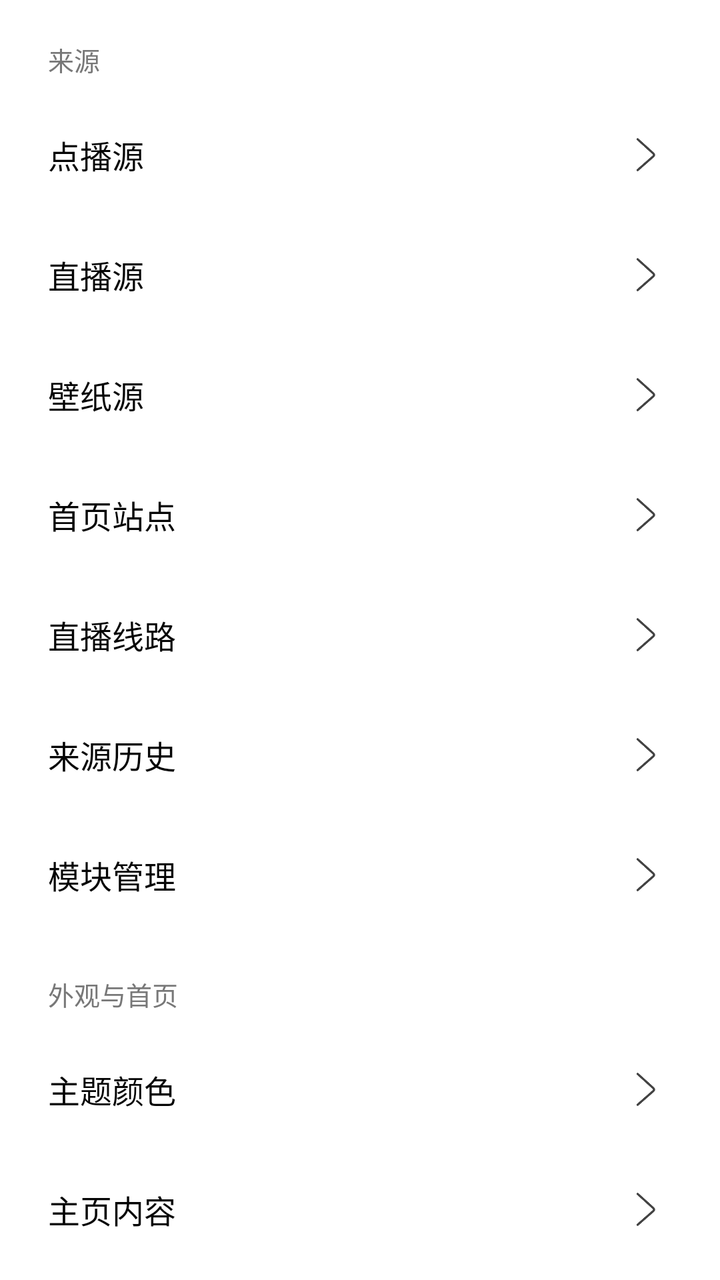
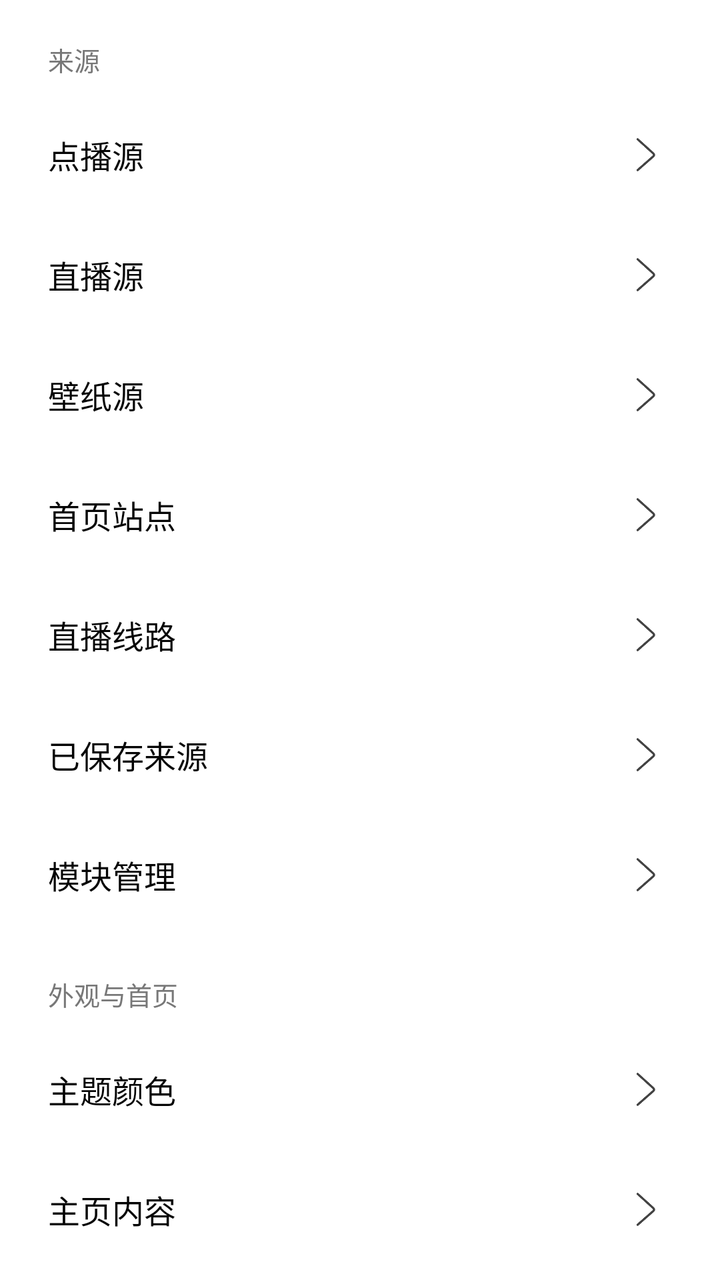

Two renders of the same Android screen: before a commit and after it. Below are the layout's source before the change and the commit's diff.
<!-- AndroidManifest.xml: application theme AppTheme -->
<!-- res/layout/settings_content.xml -->
<?xml version='1.0' encoding='utf-8'?>
<LinearLayout xmlns:android="http://schemas.android.com/apk/res/android" xmlns:app="http://schemas.android.com/apk/res-auto" android:layout_width="match_parent" android:layout_height="wrap_content" android:orientation="vertical">
  <TextView android:layout_width="match_parent" android:layout_height="wrap_content" android:text="来源" android:textColor="@color/text_sub_foreground" android:textSize="13sp" android:paddingHorizontal="24dp" android:paddingTop="20dp" android:paddingBottom="8dp" />
  <LinearLayout android:id="@+id/llVodApi" android:layout_width="match_parent" android:layout_height="60dp" android:focusable="true" android:gravity="center_vertical" android:orientation="horizontal" android:paddingHorizontal="24dp" android:foreground="?android:selectableItemBackground">
    <TextView android:layout_width="wrap_content" android:layout_height="wrap_content" android:text="点播源" android:textColor="@color/text_foreground" android:textSize="16sp" />
    <Space android:layout_width="12dp" android:layout_height="wrap_content" android:layout_weight="0" />
    <TextView android:id="@+id/tvVodApi" android:layout_width="0dp" android:layout_height="wrap_content" android:maxWidth="180dp" android:ellipsize="end" android:singleLine="true" android:textSize="16sp" android:textColor="@color/text_sub_foreground" android:layout_weight="1" android:gravity="end|center_vertical" android:maxLines="1" android:layout_marginStart="12dp" />
    <ImageView android:layout_width="26dp" android:layout_height="26dp" android:alpha="0.75" android:src="@drawable/icon_pre" app:tint="@color/text_foreground" android:layout_marginStart="8dp" />
  </LinearLayout>
  <LinearLayout android:id="@+id/llLiveApi" android:layout_width="match_parent" android:layout_height="60dp" android:focusable="true" android:gravity="center_vertical" android:orientation="horizontal" android:paddingHorizontal="24dp" android:foreground="?android:selectableItemBackground">
    <TextView android:layout_width="wrap_content" android:layout_height="wrap_content" android:text="直播源" android:textColor="@color/text_foreground" android:textSize="16sp" />
    <Space android:layout_width="12dp" android:layout_height="wrap_content" android:layout_weight="0" />
    <TextView android:id="@+id/tvLiveApi" android:layout_width="0dp" android:layout_height="wrap_content" android:maxWidth="180dp" android:ellipsize="end" android:singleLine="true" android:textSize="16sp" android:textColor="@color/text_sub_foreground" android:layout_weight="1" android:gravity="end|center_vertical" android:maxLines="1" android:layout_marginStart="12dp" />
    <ImageView android:layout_width="26dp" android:layout_height="26dp" android:layout_gravity="center" android:alpha="0.75" android:src="@drawable/icon_pre" app:tint="@color/text_foreground" android:layout_marginStart="8dp" />
  </LinearLayout>
  <LinearLayout android:id="@+id/llWallpaper" android:layout_width="match_parent" android:layout_height="60dp" android:focusable="true" android:gravity="center_vertical" android:orientation="horizontal" android:paddingHorizontal="24dp" android:foreground="?android:selectableItemBackground">
    <TextView android:layout_width="wrap_content" android:layout_height="wrap_content" android:text="壁纸源" android:textColor="@color/text_foreground" android:textSize="16sp" />
    <Space android:layout_width="12dp" android:layout_height="wrap_content" android:layout_weight="0" />
    <TextView android:id="@+id/tvWallpaper" android:layout_width="0dp" android:layout_height="wrap_content" android:maxWidth="180dp" android:ellipsize="end" android:singleLine="true" android:textSize="16sp" android:textColor="@color/text_sub_foreground" android:layout_weight="1" android:gravity="end|center_vertical" android:maxLines="1" android:layout_marginStart="12dp" />
    <ImageView android:layout_width="26dp" android:layout_height="26dp" android:alpha="0.75" android:src="@drawable/icon_pre" app:tint="@color/text_foreground" android:layout_marginStart="8dp" />
  </LinearLayout>
  <LinearLayout android:id="@+id/llVodHome" android:layout_width="match_parent" android:layout_height="60dp" android:focusable="true" android:gravity="center_vertical" android:orientation="horizontal" android:paddingHorizontal="24dp" android:foreground="?android:selectableItemBackground">
    <TextView android:layout_width="wrap_content" android:layout_height="wrap_content" android:text="首页站点" android:textColor="@color/text_foreground" android:textSize="16sp" />
    <TextView  android:layout_width="0dp" android:layout_height="wrap_content" android:layout_weight="1" android:gravity="end" android:textColor="@color/text_sub_foreground" android:textSize="16sp" />
    <ImageView android:layout_width="26dp" android:layout_height="26dp" android:alpha="0.75" android:src="@drawable/icon_pre" app:tint="@color/text_foreground" />
  </LinearLayout>
  <LinearLayout android:id="@+id/llLiveHome" android:layout_width="match_parent" android:layout_height="60dp" android:focusable="true" android:gravity="center_vertical" android:orientation="horizontal" android:paddingHorizontal="24dp" android:foreground="?android:selectableItemBackground">
    <TextView android:layout_width="wrap_content" android:layout_height="wrap_content" android:text="直播线路" android:textColor="@color/text_foreground" android:textSize="16sp" />
    <TextView  android:layout_width="0dp" android:layout_height="wrap_content" android:layout_weight="1" android:gravity="end" android:textColor="@color/text_sub_foreground" android:textSize="16sp" />
    <ImageView android:layout_width="26dp" android:layout_height="26dp" android:alpha="0.75" android:src="@drawable/icon_pre" app:tint="@color/text_foreground" />
  </LinearLayout>
  <LinearLayout android:id="@+id/llSourceHistory" android:layout_width="match_parent" android:layout_height="60dp" android:focusable="true" android:gravity="center_vertical" android:orientation="horizontal" android:paddingHorizontal="24dp" android:foreground="?android:selectableItemBackground">
    <TextView android:layout_width="wrap_content" android:layout_height="wrap_content" android:text="来源历史" android:textColor="@color/text_foreground" android:textSize="16sp" />
    <TextView  android:layout_width="0dp" android:layout_height="wrap_content" android:layout_weight="1" android:gravity="end" android:textColor="@color/text_sub_foreground" android:textSize="16sp" />
    <ImageView android:layout_width="26dp" android:layout_height="26dp" android:alpha="0.75" android:src="@drawable/icon_pre" app:tint="@color/text_foreground" />
  </LinearLayout>
  <LinearLayout android:id="@+id/llModuleManager" android:layout_width="match_parent" android:layout_height="60dp" android:focusable="true" android:gravity="center_vertical" android:orientation="horizontal" android:paddingHorizontal="24dp" android:foreground="?android:selectableItemBackground">
    <TextView android:layout_width="wrap_content" android:layout_height="wrap_content" android:text="模块管理" android:textColor="@color/text_foreground" android:textSize="16sp" />
    <TextView  android:layout_width="0dp" android:layout_height="wrap_content" android:layout_weight="1" android:gravity="end" android:textColor="@color/text_sub_foreground" android:textSize="16sp" />
    <ImageView android:layout_width="26dp" android:layout_height="26dp" android:alpha="0.75" android:src="@drawable/icon_pre" app:tint="@color/text_foreground" />
  </LinearLayout>
  <TextView android:layout_width="match_parent" android:layout_height="wrap_content" android:text="外观与首页" android:textColor="@color/text_sub_foreground" android:textSize="13sp" android:paddingHorizontal="24dp" android:paddingTop="20dp" android:paddingBottom="8dp" />
  <LinearLayout android:id="@+id/llTheme" android:layout_width="match_parent" android:layout_height="60dp" android:focusable="true" android:gravity="center_vertical" android:orientation="horizontal" android:paddingHorizontal="24dp" android:foreground="?android:selectableItemBackground">
    <TextView android:layout_width="wrap_content" android:layout_height="wrap_content" android:text="主题颜色" android:textColor="@color/text_foreground" android:textSize="16sp" />
    <Space android:layout_width="12dp" android:layout_height="wrap_content" android:layout_weight="0" />
    <TextView android:id="@+id/tvTheme" android:layout_width="0dp" android:layout_height="wrap_content" android:textSize="16sp" android:textColor="@color/text_sub_foreground" android:layout_weight="1" android:gravity="end|center_vertical" android:maxLines="1" android:ellipsize="end" android:layout_marginStart="12dp" />
    <ImageView android:layout_width="26dp" android:layout_height="26dp" android:layout_gravity="center" android:alpha="0.75" android:src="@drawable/icon_pre" app:tint="@color/text_foreground" android:layout_marginStart="8dp" />
  </LinearLayout>
  <LinearLayout android:id="@+id/llHomeRec" android:layout_width="match_parent" android:layout_height="60dp" android:focusable="true" android:gravity="center_vertical" android:orientation="horizontal" android:paddingHorizontal="24dp" android:foreground="?android:selectableItemBackground">
    <TextView android:layout_width="wrap_content" android:layout_height="wrap_content" android:text="主页内容" android:textColor="@color/text_foreground" android:textSize="16sp" />
    <Space android:layout_width="12dp" android:layout_height="wrap_content" android:layout_weight="0" />
    <TextView android:id="@+id/tvHomeRec" android:layout_width="0dp" android:layout_height="wrap_content" android:textSize="16sp" android:textColor="@color/text_sub_foreground" android:layout_weight="1" android:gravity="end|center_vertical" android:maxLines="1" android:ellipsize="end" android:layout_marginStart="12dp" />
    <ImageView android:layout_width="26dp" android:layout_height="26dp" android:layout_gravity="center" android:alpha="0.75" android:src="@drawable/icon_pre" app:tint="@color/text_foreground" android:layout_marginStart="8dp" />
  </LinearLayout>
  <LinearLayout android:id="@+id/llImageSize" android:layout_width="match_parent" android:layout_height="60dp" android:focusable="true" android:gravity="center_vertical" android:orientation="horizontal" android:paddingHorizontal="24dp" android:foreground="?android:selectableItemBackground">
    <TextView android:layout_width="wrap_content" android:layout_height="wrap_content" android:text="图片尺寸" android:textColor="@color/text_foreground" android:textSize="16sp" />
    <TextView android:id="@+id/tvImageSize" android:layout_width="0dp" android:layout_height="wrap_content" android:layout_weight="1" android:gravity="end" android:textColor="@color/text_sub_foreground" android:textSize="16sp" />
    <ImageView android:layout_width="26dp" android:layout_height="26dp" android:alpha="0.75" android:src="@drawable/icon_pre" app:tint="@color/text_foreground" />
  </LinearLayout>
  <LinearLayout android:id="@+id/llThemeColor" android:layout_width="match_parent" android:layout_height="60dp" android:focusable="true" android:gravity="center_vertical" android:orientation="horizontal" android:paddingHorizontal="24dp" android:foreground="?android:selectableItemBackground">
    <TextView android:layout_width="wrap_content" android:layout_height="wrap_content" android:text="主题色彩" android:textColor="@color/text_foreground" android:textSize="16sp" />
    <TextView android:id="@+id/tvThemeColor" android:layout_width="0dp" android:layout_height="wrap_content" android:layout_weight="1" android:gravity="end" android:textColor="@color/text_sub_foreground" android:textSize="16sp" />
    <ImageView android:layout_width="26dp" android:layout_height="26dp" android:alpha="0.75" android:src="@drawable/icon_pre" app:tint="@color/text_foreground" />
  </LinearLayout>
  <LinearLayout android:id="@+id/llHotSearch" android:layout_width="match_parent" android:layout_height="60dp" android:focusable="true" android:gravity="center_vertical" android:orientation="horizontal" android:paddingHorizontal="24dp" android:foreground="?android:selectableItemBackground">
    <TextView android:layout_width="wrap_content" android:layout_height="wrap_content" android:text="热门搜索" android:textColor="@color/text_foreground" android:textSize="16sp" />
    <TextView  android:layout_width="0dp" android:layout_height="wrap_content" android:layout_weight="1" android:gravity="end" android:textColor="@color/text_sub_foreground" android:textSize="16sp" />
    <ImageView android:layout_width="26dp" android:layout_height="26dp" android:alpha="0.75" android:src="@drawable/icon_pre" app:tint="@color/text_foreground" />
  </LinearLayout>
  <TextView android:layout_width="match_parent" android:layout_height="wrap_content" android:text="播放" android:textColor="@color/text_sub_foreground" android:textSize="13sp" android:paddingHorizontal="24dp" android:paddingTop="20dp" android:paddingBottom="8dp" />
  <LinearLayout android:id="@+id/llPlaybackSettings" android:layout_width="match_parent" android:layout_height="60dp" android:focusable="true" android:gravity="center_vertical" android:orientation="horizontal" android:paddingHorizontal="24dp" android:foreground="?android:selectableItemBackground">
    <TextView android:layout_width="wrap_content" android:layout_height="wrap_content" android:text="播放设置" android:textColor="@color/text_foreground" android:textSize="16sp" />
    <TextView  android:layout_width="0dp" android:layout_height="wrap_content" android:layout_weight="1" android:gravity="end" android:textColor="@color/text_sub_foreground" android:textSize="16sp" />
    <ImageView android:layout_width="26dp" android:layout_height="26dp" android:alpha="0.75" android:src="@drawable/icon_pre" app:tint="@color/text_foreground" />
  </LinearLayout>
  <LinearLayout android:id="@+id/llDanmakuSettings" android:layout_width="match_parent" android:layout_height="60dp" android:focusable="true" android:gravity="center_vertical" android:orientation="horizontal" android:paddingHorizontal="24dp" android:foreground="?android:selectableItemBackground">
    <TextView android:layout_width="wrap_content" android:layout_height="wrap_content" android:text="弹幕设置" android:textColor="@color/text_foreground" android:textSize="16sp" />
    <TextView  android:layout_width="0dp" android:layout_height="wrap_content" android:layout_weight="1" android:gravity="end" android:textColor="@color/text_sub_foreground" android:textSize="16sp" />
    <ImageView android:layout_width="26dp" android:layout_height="26dp" android:alpha="0.75" android:src="@drawable/icon_pre" app:tint="@color/text_foreground" />
  </LinearLayout>
  <LinearLayout android:id="@+id/llPlay" android:layout_width="match_parent" android:layout_height="60dp" android:focusable="true" android:gravity="center_vertical" android:orientation="horizontal" android:paddingHorizontal="24dp" android:foreground="?android:selectableItemBackground">
    <TextView android:layout_width="wrap_content" android:layout_height="wrap_content" android:text="播放器" android:textColor="@color/text_foreground" android:textSize="16sp" />
    <Space android:layout_width="12dp" android:layout_height="wrap_content" android:layout_weight="0" />
    <TextView android:id="@+id/tvPlay" android:layout_width="0dp" android:layout_height="wrap_content" android:textSize="16sp" android:textColor="@color/text_sub_foreground" android:layout_weight="1" android:gravity="end|center_vertical" android:maxLines="1" android:ellipsize="end" android:layout_marginStart="12dp" />
    <ImageView android:layout_width="26dp" android:layout_height="26dp" android:layout_gravity="center" android:alpha="0.75" android:src="@drawable/icon_pre" app:tint="@color/text_foreground" android:layout_marginStart="8dp" />
  </LinearLayout>
  <LinearLayout android:id="@+id/llBackgroundPlay" android:layout_width="match_parent" android:layout_height="60dp" android:focusable="true" android:gravity="center_vertical" android:orientation="horizontal" android:paddingHorizontal="24dp" android:foreground="?android:selectableItemBackground">
    <TextView android:layout_width="wrap_content" android:layout_height="wrap_content" android:text="后台播放" android:textColor="@color/text_foreground" android:textSize="16sp" />
    <Space android:layout_width="12dp" android:layout_height="wrap_content" android:layout_weight="0" />
    <TextView android:id="@+id/tvBackgroundPlayType" android:layout_width="0dp" android:layout_height="wrap_content" android:textSize="16sp" android:textColor="@color/text_sub_foreground" android:layout_weight="1" android:gravity="end|center_vertical" android:maxLines="1" android:ellipsize="end" android:layout_marginStart="12dp" />
    <ImageView android:layout_width="26dp" android:layout_height="26dp" android:layout_gravity="center" android:alpha="0.75" android:src="@drawable/icon_pre" app:tint="@color/text_foreground" android:layout_marginStart="8dp" />
  </LinearLayout>
  <LinearLayout android:id="@+id/llPressSpeed" android:layout_width="match_parent" android:layout_height="60dp" android:focusable="true" android:gravity="center_vertical" android:orientation="horizontal" android:paddingHorizontal="24dp" android:foreground="?android:selectableItemBackground">
    <TextView android:layout_width="wrap_content" android:layout_height="wrap_content" android:text="长按倍速" android:textColor="@color/text_foreground" android:textSize="16sp" />
    <Space android:layout_width="12dp" android:layout_height="wrap_content" android:layout_weight="0" />
    <TextView android:id="@+id/tvSpeed" android:layout_width="0dp" android:layout_height="wrap_content" android:textSize="16sp" android:textColor="@color/text_sub_foreground" android:layout_weight="1" android:gravity="end|center_vertical" android:maxLines="1" android:ellipsize="end" android:layout_marginStart="12dp" />
    <ImageView android:layout_width="26dp" android:layout_height="26dp" android:layout_gravity="center" android:alpha="0.75" android:src="@drawable/icon_pre" app:tint="@color/text_foreground" android:layout_marginStart="8dp" />
  </LinearLayout>
  <LinearLayout android:id="@+id/llScale" android:layout_width="match_parent" android:layout_height="60dp" android:gravity="center_vertical" android:orientation="horizontal" android:paddingHorizontal="24dp" android:foreground="?android:selectableItemBackground">
    <TextView android:layout_width="wrap_content" android:layout_height="wrap_content" android:text="画面缩放" android:textColor="@color/text_foreground" android:textSize="16sp" />
    <Space android:layout_width="12dp" android:layout_height="wrap_content" android:layout_weight="0" />
    <TextView android:id="@+id/tvScaleType" android:layout_width="0dp" android:layout_height="wrap_content" android:textSize="16sp" android:textColor="@color/text_sub_foreground" android:layout_weight="1" android:gravity="end|center_vertical" android:maxLines="1" android:ellipsize="end" android:layout_marginStart="12dp" />
    <ImageView android:layout_width="26dp" android:layout_height="26dp" android:layout_gravity="center" android:alpha="0.75" android:src="@drawable/icon_pre" app:tint="@color/text_foreground" android:layout_marginStart="8dp" />
  </LinearLayout>
  <LinearLayout android:id="@+id/llMediaCodec" android:layout_width="match_parent" android:layout_height="60dp" android:focusable="true" android:gravity="center_vertical" android:orientation="horizontal" android:paddingHorizontal="24dp" android:foreground="?android:selectableItemBackground">
    <TextView android:layout_width="wrap_content" android:layout_height="wrap_content" android:text="IJK解码方式" android:textColor="@color/text_foreground" android:textSize="16sp" />
    <Space android:layout_width="12dp" android:layout_height="wrap_content" android:layout_weight="0" />
    <TextView android:id="@+id/tvMediaCodec" android:layout_width="0dp" android:layout_height="wrap_content" android:textSize="16sp" android:textColor="@color/text_sub_foreground" android:layout_weight="1" android:gravity="end|center_vertical" android:maxLines="1" android:ellipsize="end" android:layout_marginStart="12dp" />
    <ImageView android:layout_width="26dp" android:layout_height="26dp" android:layout_gravity="center" android:alpha="0.75" android:src="@drawable/icon_pre" app:tint="@color/text_foreground" android:layout_marginStart="8dp" />
  </LinearLayout>
  <LinearLayout android:id="@+id/llRender" android:layout_width="match_parent" android:layout_height="60dp" android:gravity="center_vertical" android:orientation="horizontal" android:paddingHorizontal="24dp" android:foreground="?android:selectableItemBackground">
    <TextView android:layout_width="wrap_content" android:layout_height="wrap_content" android:text="渲染方式" android:textColor="@color/text_foreground" android:textSize="16sp" />
    <Space android:layout_width="12dp" android:layout_height="wrap_content" android:layout_weight="0" />
    <TextView android:id="@+id/tvRenderType" android:layout_width="0dp" android:layout_height="wrap_content" android:textSize="16sp" android:textColor="@color/text_sub_foreground" android:layout_weight="1" android:gravity="end|center_vertical" android:maxLines="1" android:ellipsize="end" android:layout_marginStart="12dp" />
    <ImageView android:layout_width="26dp" android:layout_height="26dp" android:layout_gravity="center" android:alpha="0.75" android:src="@drawable/icon_pre" app:tint="@color/text_foreground" android:layout_marginStart="8dp" />
  </LinearLayout>
  <LinearLayout android:id="@+id/llVideoPurify" android:layout_width="match_parent" android:layout_height="60dp" android:focusable="true" android:gravity="center_vertical" android:orientation="horizontal" android:paddingHorizontal="24dp" android:foreground="?android:selectableItemBackground">
    <TextView android:layout_width="wrap_content" android:layout_height="wrap_content" android:text="广告过滤" android:textColor="@color/text_foreground" android:textSize="16sp" />
    <Space android:layout_width="12dp" android:layout_height="wrap_content" android:layout_weight="0" />
    <com.google.android.material.switchmaterial.SwitchMaterial android:id="@+id/switchVideoPurify" android:layout_width="wrap_content" android:layout_height="wrap_content" android:clickable="false" />
  </LinearLayout>
  <LinearLayout android:id="@+id/llIjkCachePlay" android:layout_width="match_parent" android:layout_height="60dp" android:focusable="true" android:gravity="center_vertical" android:orientation="horizontal" android:paddingHorizontal="24dp" android:foreground="?android:selectableItemBackground">
    <TextView android:layout_width="wrap_content" android:layout_height="wrap_content" android:text="IJK缓存" android:textColor="@color/text_foreground" android:textSize="16sp" />
    <Space android:layout_width="12dp" android:layout_height="wrap_content" android:layout_weight="0" />
    <com.google.android.material.switchmaterial.SwitchMaterial android:id="@+id/switchIjkCachePlay" android:layout_width="wrap_content" android:layout_height="wrap_content" android:clickable="false" />
  </LinearLayout>
  <TextView android:layout_width="match_parent" android:layout_height="wrap_content" android:text="数据与隐私" android:textColor="@color/text_sub_foreground" android:textSize="13sp" android:paddingHorizontal="24dp" android:paddingTop="20dp" android:paddingBottom="8dp" />
  <LinearLayout android:id="@+id/llPrivateBrowsing" android:layout_width="match_parent" android:layout_height="60dp" android:focusable="true" android:gravity="center_vertical" android:orientation="horizontal" android:paddingHorizontal="24dp" android:foreground="?android:selectableItemBackground">
    <TextView android:layout_width="wrap_content" android:layout_height="wrap_content" android:text="无痕浏览" android:textColor="@color/text_foreground" android:textSize="16sp" />
    <Space android:layout_width="12dp" android:layout_height="wrap_content" android:layout_weight="0" />
    <com.google.android.material.switchmaterial.SwitchMaterial android:id="@+id/switchPrivateBrowsing" android:layout_width="wrap_content" android:layout_height="wrap_content" android:clickable="false" />
  </LinearLayout>
  <LinearLayout android:id="@+id/llHistoryNum" android:layout_width="match_parent" android:layout_height="60dp" android:focusable="true" android:gravity="center_vertical" android:orientation="horizontal" android:paddingHorizontal="24dp" android:foreground="?android:selectableItemBackground">
    <TextView android:layout_width="wrap_content" android:layout_height="wrap_content" android:text="历史保留数量" android:textColor="@color/text_foreground" android:textSize="16sp" />
    <Space android:layout_width="12dp" android:layout_height="wrap_content" android:layout_weight="0" />
    <TextView android:id="@+id/tvHistoryNum" android:layout_width="0dp" android:layout_height="wrap_content" android:textSize="16sp" android:textColor="@color/text_sub_foreground" android:layout_weight="1" android:gravity="end|center_vertical" android:maxLines="1" android:ellipsize="end" android:layout_marginStart="12dp" />
    <ImageView android:layout_width="26dp" android:layout_height="26dp" android:layout_gravity="center" android:alpha="0.75" android:src="@drawable/icon_pre" app:tint="@color/text_foreground" android:layout_marginStart="8dp" />
  </LinearLayout>
  <LinearLayout android:id="@+id/llDns" android:layout_width="match_parent" android:layout_height="60dp" android:focusable="true" android:gravity="center_vertical" android:orientation="horizontal" android:paddingHorizontal="24dp" android:foreground="?android:selectableItemBackground">
    <TextView android:layout_width="wrap_content" android:layout_height="wrap_content" android:text="安全DNS" android:textColor="@color/text_foreground" android:textSize="16sp" />
    <Space android:layout_width="12dp" android:layout_height="wrap_content" android:layout_weight="0" />
    <TextView android:id="@+id/tvDns" android:layout_width="0dp" android:layout_height="wrap_content" android:textSize="16sp" android:textColor="@color/text_sub_foreground" android:layout_weight="1" android:gravity="end|center_vertical" android:maxLines="1" android:ellipsize="end" android:layout_marginStart="12dp" />
    <ImageView android:layout_width="26dp" android:layout_height="26dp" android:layout_gravity="center" android:alpha="0.75" android:src="@drawable/icon_pre" app:tint="@color/text_foreground" android:layout_marginStart="8dp" />
  </LinearLayout>
  <LinearLayout android:id="@+id/llBackup" android:layout_width="match_parent" android:layout_height="60dp" android:focusable="true" android:gravity="center_vertical" android:orientation="horizontal" android:paddingHorizontal="24dp" android:foreground="?android:selectableItemBackground">
    <TextView android:layout_width="wrap_content" android:layout_height="wrap_content" android:text="数据备份还原" android:textColor="@color/text_foreground" android:textSize="16sp" />
    <Space android:layout_width="12dp" android:layout_height="wrap_content" android:layout_weight="0" />
    <ImageView android:layout_width="26dp" android:layout_height="26dp" android:layout_gravity="center" android:alpha="0.75" android:src="@drawable/icon_pre" app:tint="@color/text_foreground" android:layout_marginStart="8dp" />
  </LinearLayout>
  <LinearLayout android:id="@+id/llClearCache" android:layout_width="match_parent" android:layout_height="60dp" android:focusable="true" android:gravity="center_vertical" android:orientation="horizontal" android:paddingHorizontal="24dp" android:foreground="?android:selectableItemBackground">
    <TextView android:layout_width="wrap_content" android:layout_height="wrap_content" android:text="清空缓存" android:textColor="@color/text_foreground" android:textSize="16sp" />
    <Space android:layout_width="12dp" android:layout_height="wrap_content" android:layout_weight="0" />
    <ImageView android:layout_width="26dp" android:layout_height="26dp" android:layout_gravity="center" android:alpha="0.75" android:src="@drawable/icon_pre" app:tint="@color/text_foreground" android:layout_marginStart="8dp" />
  </LinearLayout>
</LinearLayout>
<!-- resources referenced by this layout -->
<resources>
  <color name="text_foreground">#050505</color>
  <color name="text_sub_foreground">#787878</color>
  <!-- drawable icon_pre: png bitmap (drawable, 3137 bytes) -->
  <style name="AppTheme" parent="Theme.MaterialComponents.DayNight.NoActionBar">
          
          <item name="colorPrimary">@color/colorPrimary</item>
          
          <item name="colorAccent">@color/colorAccent</item>
          
          <item name="android:windowBackground">@color/windowBackground</item>
      </style>
  <color name="colorPrimary">#567df4</color>
  <color name="colorAccent">#3e4fb1</color>
  <color name="windowBackground">#fff</color>
</resources>

<!-- the commit's change to res/layout/settings_content.xml (unified diff, before → after) -->
@@ -30,7 +30,7 @@
     <ImageView android:layout_width="26dp" android:layout_height="26dp" android:alpha="0.75" android:src="@drawable/icon_pre" app:tint="@color/text_foreground" />
   </LinearLayout>
   <LinearLayout android:id="@+id/llSourceHistory" android:layout_width="match_parent" android:layout_height="60dp" android:focusable="true" android:gravity="center_vertical" android:orientation="horizontal" android:paddingHorizontal="24dp" android:foreground="?android:selectableItemBackground">
-    <TextView android:layout_width="wrap_content" android:layout_height="wrap_content" android:text="来源历史" android:textColor="@color/text_foreground" android:textSize="16sp" />
+    <TextView android:layout_width="wrap_content" android:layout_height="wrap_content" android:text="已保存来源" android:textColor="@color/text_foreground" android:textSize="16sp" />
     <TextView  android:layout_width="0dp" android:layout_height="wrap_content" android:layout_weight="1" android:gravity="end" android:textColor="@color/text_sub_foreground" android:textSize="16sp" />
     <ImageView android:layout_width="26dp" android:layout_height="26dp" android:alpha="0.75" android:src="@drawable/icon_pre" app:tint="@color/text_foreground" />
   </LinearLayout>
@@ -103,7 +103,7 @@
     <ImageView android:layout_width="26dp" android:layout_height="26dp" android:layout_gravity="center" android:alpha="0.75" android:src="@drawable/icon_pre" app:tint="@color/text_foreground" android:layout_marginStart="8dp" />
   </LinearLayout>
   <LinearLayout android:id="@+id/llMediaCodec" android:layout_width="match_parent" android:layout_height="60dp" android:focusable="true" android:gravity="center_vertical" android:orientation="horizontal" android:paddingHorizontal="24dp" android:foreground="?android:selectableItemBackground">
-    <TextView android:layout_width="wrap_content" android:layout_height="wrap_content" android:text="IJK解码方式" android:textColor="@color/text_foreground" android:textSize="16sp" />
+    <TextView android:layout_width="wrap_content" android:layout_height="wrap_content" android:text="解码方式" android:textColor="@color/text_foreground" android:textSize="16sp" />
     <Space android:layout_width="12dp" android:layout_height="wrap_content" android:layout_weight="0" />
     <TextView android:id="@+id/tvMediaCodec" android:layout_width="0dp" android:layout_height="wrap_content" android:textSize="16sp" android:textColor="@color/text_sub_foreground" android:layout_weight="1" android:gravity="end|center_vertical" android:maxLines="1" android:ellipsize="end" android:layout_marginStart="12dp" />
     <ImageView android:layout_width="26dp" android:layout_height="26dp" android:layout_gravity="center" android:alpha="0.75" android:src="@drawable/icon_pre" app:tint="@color/text_foreground" android:layout_marginStart="8dp" />
@@ -120,7 +120,7 @@
     <com.google.android.material.switchmaterial.SwitchMaterial android:id="@+id/switchVideoPurify" android:layout_width="wrap_content" android:layout_height="wrap_content" android:clickable="false" />
   </LinearLayout>
   <LinearLayout android:id="@+id/llIjkCachePlay" android:layout_width="match_parent" android:layout_height="60dp" android:focusable="true" android:gravity="center_vertical" android:orientation="horizontal" android:paddingHorizontal="24dp" android:foreground="?android:selectableItemBackground">
-    <TextView android:layout_width="wrap_content" android:layout_height="wrap_content" android:text="IJK缓存" android:textColor="@color/text_foreground" android:textSize="16sp" />
+    <TextView android:layout_width="wrap_content" android:layout_height="wrap_content" android:text="播放缓存" android:textColor="@color/text_foreground" android:textSize="16sp" />
     <Space android:layout_width="12dp" android:layout_height="wrap_content" android:layout_weight="0" />
     <com.google.android.material.switchmaterial.SwitchMaterial android:id="@+id/switchIjkCachePlay" android:layout_width="wrap_content" android:layout_height="wrap_content" android:clickable="false" />
   </LinearLayout>
